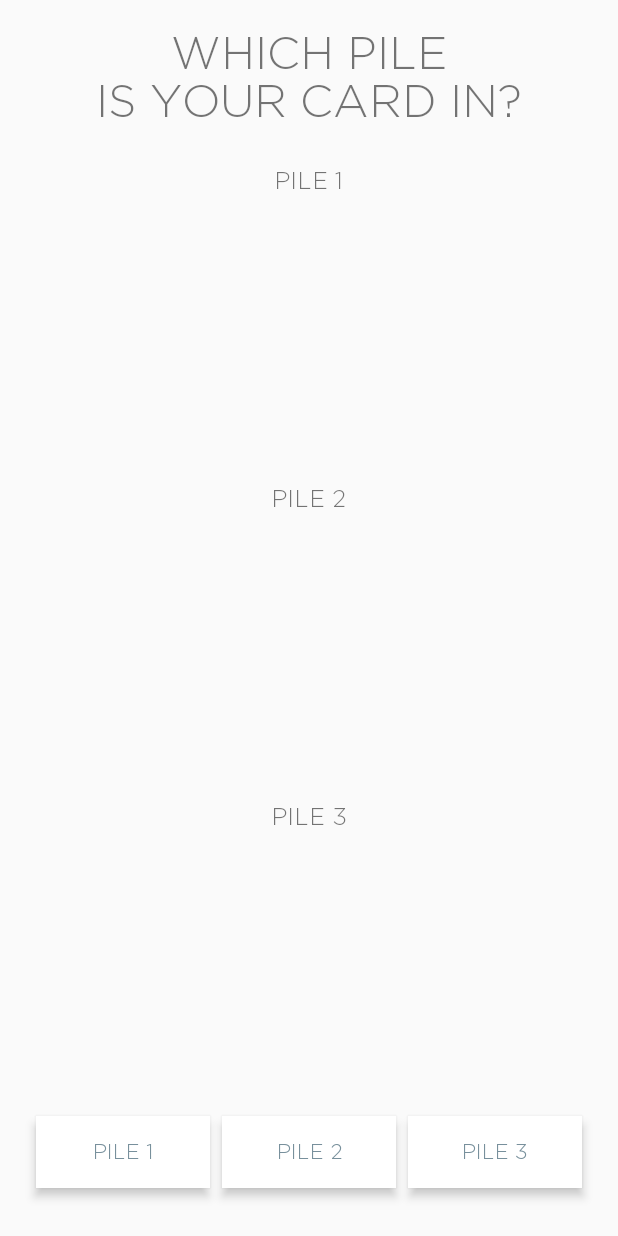
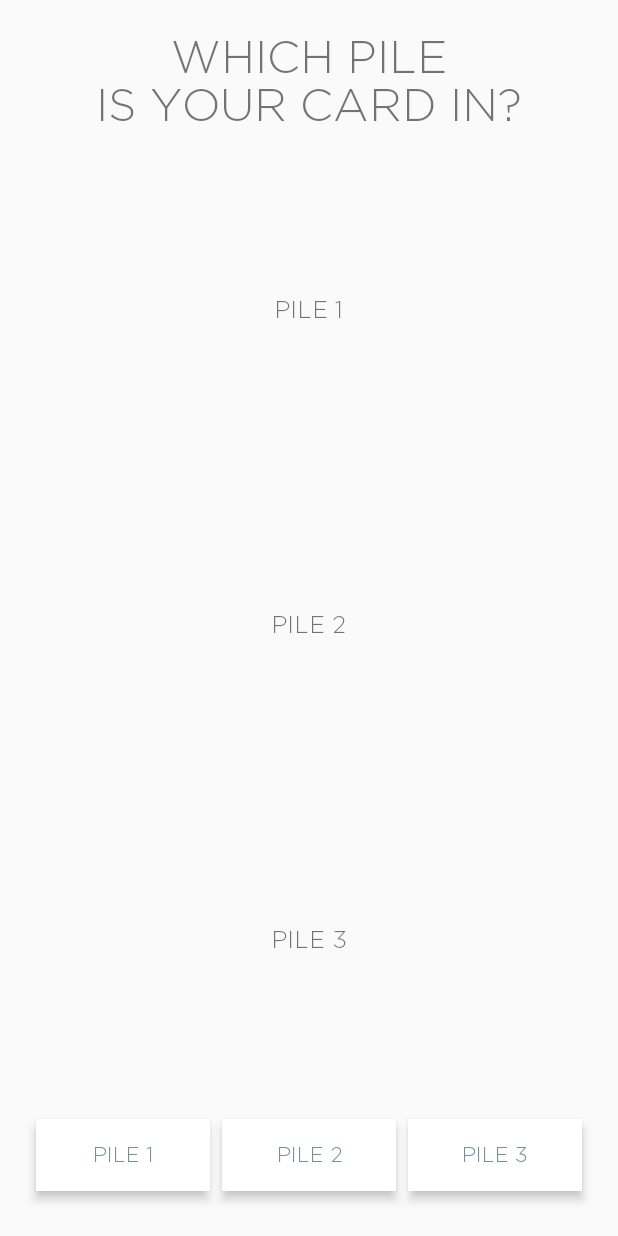
Before and after one commit to tylerbwong/CardGame, an Android app: the RealMagicPileActivity screen opened directly, with no data from a screen before it, on a phone screen of 412 x 824 dp. Run offline under Robolectric (Android 15) with nearby library versions, the phone set to English and light mode, and no system bars; 6 statements that could not run were skipped.

Commit message:
reformatted pile activity layout

```diff
--- a/app/src/main/res/layout/activity_pile.xml
+++ b/app/src/main/res/layout/activity_pile.xml
@@ -7,7 +7,7 @@
     <TextView
         android:id="@+id/title_label"
         android:layout_width="wrap_content"
-        android:layout_height="70dp"
+        android:layout_height="75dp"
         android:layout_alignParentTop="true"
         android:layout_centerHorizontal="true"
         android:gravity="center"
@@ -23,20 +23,20 @@
         android:orientation="vertical"
         android:paddingLeft="8dp"
         android:paddingRight="8dp"
-        android:layout_marginTop="25dp">
+        android:layout_marginTop="10dp"
+        android:gravity="center">
 
         <LinearLayout
             android:layout_width="match_parent"
             android:layout_height="0dp"
             android:layout_weight="1"
             android:orientation="vertical"
-            android:layout_gravity="center_horizontal">
+            android:gravity="center">
 
             <TextView
                 android:id="@+id/pile1_label"
                 android:layout_width="wrap_content"
                 android:layout_height="wrap_content"
-                android:layout_gravity="center"
                 android:text="@string/pile1"
                 android:textSize="16sp" />
 
@@ -44,7 +44,6 @@
                 android:id="@+id/pile1"
                 android:layout_width="match_parent"
                 android:layout_height="wrap_content"
-                android:layout_gravity="center"
                 android:scrollbars="horizontal" />
         </LinearLayout>
 
@@ -52,15 +51,13 @@
             android:layout_width="match_parent"
             android:layout_height="0dp"
             android:layout_weight="1"
-            android:layout_marginTop="20dp"
             android:orientation="vertical"
-            android:layout_gravity="center_horizontal">
+            android:gravity="center">
 
             <TextView
                 android:id="@+id/pile2_label"
                 android:layout_width="wrap_content"
                 android:layout_height="wrap_content"
-                android:layout_gravity="center"
                 android:text="@string/pile2"
                 android:textSize="16sp" />
 
@@ -68,7 +65,6 @@
                 android:id="@+id/pile2"
                 android:layout_width="match_parent"
                 android:layout_height="wrap_content"
-                android:layout_gravity="center"
                 android:scrollbars="horizontal" />
         </LinearLayout>
 
@@ -76,15 +72,13 @@
             android:layout_width="match_parent"
             android:layout_height="0dp"
             android:layout_weight="1"
-            android:layout_marginTop="20dp"
             android:orientation="vertical"
-            android:layout_gravity="center_horizontal">
+            android:gravity="center">
 
             <TextView
                 android:id="@+id/pile3_label"
                 android:layout_width="wrap_content"
                 android:layout_height="wrap_content"
-                android:layout_gravity="center"
                 android:text="@string/pile3"
                 android:textSize="16sp" />
 
@@ -92,14 +86,13 @@
                 android:id="@+id/pile3"
                 android:layout_width="match_parent"
                 android:layout_height="wrap_content"
-                android:layout_gravity="center"
                 android:scrollbars="horizontal" />
         </LinearLayout>
     </LinearLayout>
 
     <LinearLayout
         android:layout_width="match_parent"
-        android:layout_height="80dp"
+        android:layout_height="76dp"
         android:id="@+id/button_layout"
         android:layout_alignParentBottom="true"
         android:layout_gravity="center_horizontal"
```
Also changed, not shown: app/src/main/res/layout/pile_view.xml (+7 -18 lines).
